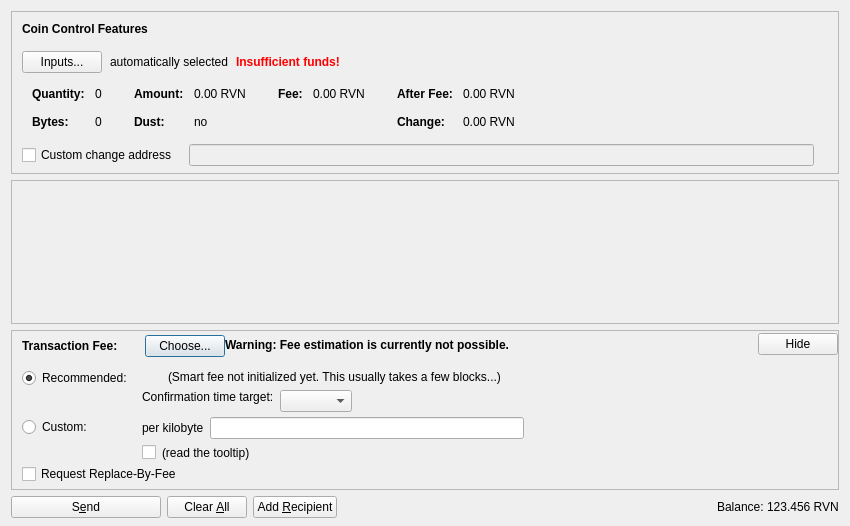
First picture: the form in src/qt/forms/sendcoinsdialog.ui, repository RavenProject/Ravencoin, before the edit.
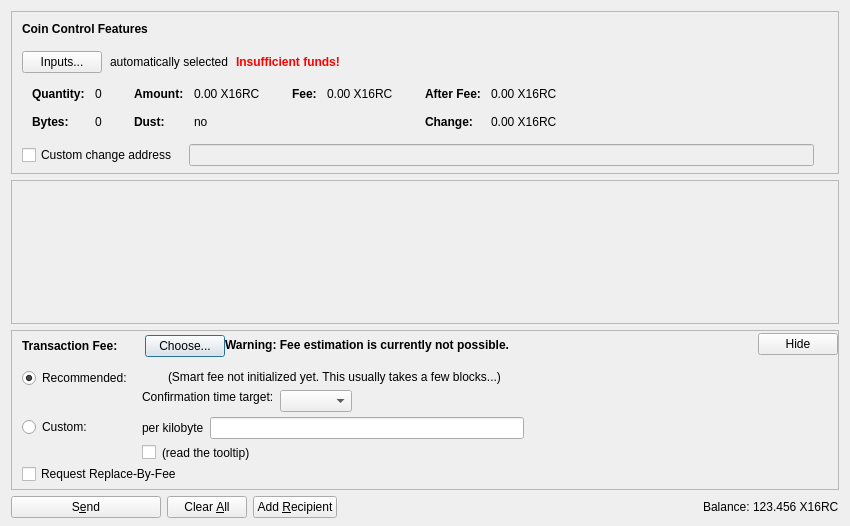
Second picture: the form after the edit. Icons and pictures are not drawn. Custom widgets are drawn as their Qt base class.

Diff of the .ui file:
```diff
--- a/src/qt/forms/sendcoinsdialog.ui
+++ b/src/qt/forms/sendcoinsdialog.ui
@@ -324,7 +324,7 @@
                   <enum>Qt::ActionsContextMenu</enum>
                  </property>
                  <property name="text">
-                  <string notr="true">0.00 RVN</string>
+                  <string notr="true">0.00 X16RC</string>
                  </property>
                  <property name="textInteractionFlags">
                   <set>Qt::LinksAccessibleByMouse|Qt::TextSelectableByKeyboard|Qt::TextSelectableByMouse</set>
@@ -404,7 +404,7 @@
                   <enum>Qt::ActionsContextMenu</enum>
                  </property>
                  <property name="text">
-                  <string notr="true">0.00 RVN</string>
+                  <string notr="true">0.00 X16RC</string>
                  </property>
                  <property name="textInteractionFlags">
                   <set>Qt::LinksAccessibleByMouse|Qt::TextSelectableByKeyboard|Qt::TextSelectableByMouse</set>
@@ -455,7 +455,7 @@
                   <enum>Qt::ActionsContextMenu</enum>
                  </property>
                  <property name="text">
-                  <string notr="true">0.00 RVN</string>
+                  <string notr="true">0.00 X16RC</string>
                  </property>
                  <property name="textInteractionFlags">
                   <set>Qt::LinksAccessibleByMouse|Qt::TextSelectableByKeyboard|Qt::TextSelectableByMouse</set>
@@ -484,7 +484,7 @@
                   <enum>Qt::ActionsContextMenu</enum>
                  </property>
                  <property name="text">
-                  <string notr="true">0.00 RVN</string>
+                  <string notr="true">0.00 X16RC</string>
                  </property>
                  <property name="textInteractionFlags">
                   <set>Qt::LinksAccessibleByMouse|Qt::TextSelectableByKeyboard|Qt::TextSelectableByMouse</set>
@@ -1247,7 +1247,7 @@
           <cursorShape>IBeamCursor</cursorShape>
          </property>
          <property name="text">
-          <string notr="true">123.456 RVN</string>
+          <string notr="true">123.456 X16RC</string>
          </property>
          <property name="textInteractionFlags">
           <set>Qt::LinksAccessibleByMouse|Qt::TextSelectableByKeyboard|Qt::TextSelectableByMouse</set>
```
